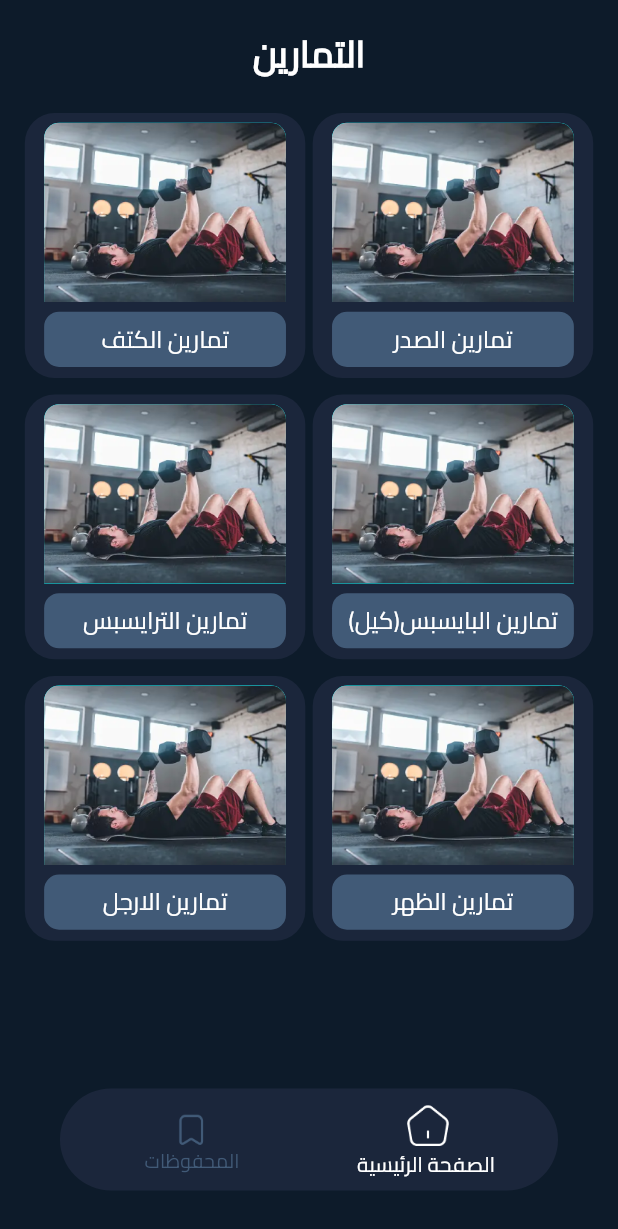
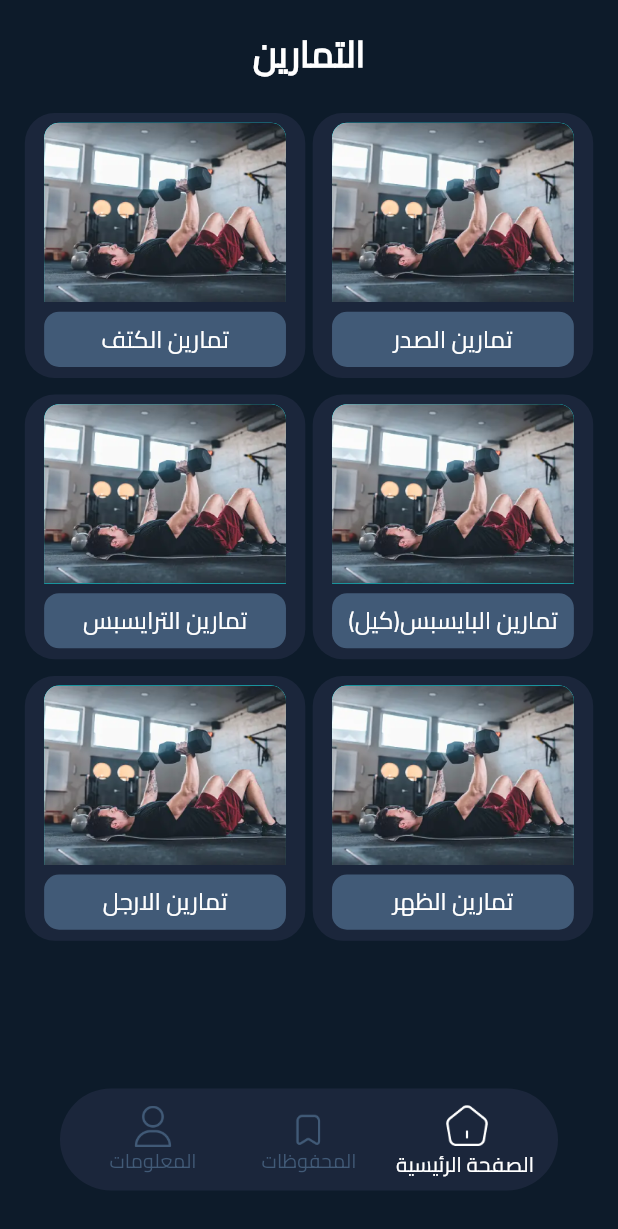
Before and after one commit to btar666/gym, a Flutter app: the screen it shows after launch, on a phone screen of 412 x 824 dp. Shown: the top 1229 px of the screen. Run offline on Flutter 3.47's test engine with Material 3 defaults, Android fonts, the phone set to English and light mode, and no system bars; our stand-ins replace dot_navigation_bar, flutter_keyboard_visibility, flutter_screenutil, font_awesome_flutter, get, get_storage and 1 more; missing offline and left inert: flutter_gif, gif_view.

Commit message:
First commit

```diff
--- a/lib/main.dart
+++ b/lib/main.dart
@@ -3,6 +3,7 @@ import 'package:flutter_keyboard_visibility/flutter_keyboard_visibility.dart';
 import 'package:flutter_screenutil/flutter_screenutil.dart';
 import 'package:get/get_navigation/src/root/get_material_app.dart';
 import 'package:get_storage/get_storage.dart';
+import 'package:gym/core/local/app_color.dart';
 import 'package:gym/view/home/home_sc.dart';
 import 'core/local/theme.dart';
 
@@ -29,7 +30,12 @@ class MyApp extends StatelessWidget {
             home: HomeSc(),
             locale: const Locale('ar'),
             debugShowCheckedModeBanner: false,
-            theme: getThemeData(),
+            theme: ThemeData(
+    fontFamily: 'cairo',
+    scaffoldBackgroundColor:AppColor.backgroundColor,
+    primaryColor: AppColor.primaryColor,
+    cardColor: AppColor.secondColor
+  ),
           );
         },
         designSize: const Size(414, 896));
--- a/lib/view/home/home_sc.dart
+++ b/lib/view/home/home_sc.dart
@@ -5,57 +5,72 @@ import 'package:font_awesome_flutter/font_awesome_flutter.dart';
 import 'package:get/get.dart';
 import 'package:get/get_core/src/get_main.dart';
 import 'package:gym/core/local/app_color.dart';
+import 'package:gym/view/home/acount.dart';
 import 'package:gym/view/home/save_page.dart';
 
 import '../../controller/home_controller.dart';
 import 'home_page.dart';
 
 class HomeSc extends StatelessWidget {
-
   HomeController homeController = Get.put(HomeController());
   @override
   Widget build(BuildContext context) {
     return Scaffold(
       body: GetBuilder<HomeController>(
-        builder:(ctrl) => SafeArea(
+        builder: (ctrl) => SafeArea(
             child: Stack(
           alignment: Alignment.bottomCenter,
           children: [
             const SizedBox(width: double.infinity),
-            [HomePage(),SavePage()][homeController.index],
+            [const HomePage(), SavePage(), Account()][homeController.index],
             _navBar()
           ],
         )),
       ),
     );
   }
-  _navBar(){
-    itemInNavBar(String name ,int index,String text){
+
+  _navBar() {
+    itemInNavBar(String name, int index, String text) {
       return GetBuilder<HomeController>(
-        builder:(ctrl)=> Expanded(
+        builder: (ctrl) => Expanded(
             child: InkWell(
           highlightColor: Colors.transparent,
           focusColor: Colors.transparent,
           hoverColor: Colors.transparent,
           splashColor: Colors.transparent,
-              onTap: (){homeController.index = index; homeController.update();homeController.selectedId = -1;},
+          onTap: () {
+            homeController.index = index;
+            homeController.update();
+            homeController.selectedId = -1;
+          },
           child: Column(
             children: [
               Image(
                   image: AssetImage('assets/icon/$name.png'),
-                    color: homeController.index == index ?Colors.white:AppColor.secondColor,
-                    height: homeController.index == index ?34.h:30.h,
-                    width:  homeController.index == index ?34.w:30.w
-                  ),
-                  Text(text,style: TextStyle(color: homeController.index == index ?Colors.white:AppColor.secondColor,fontWeight: FontWeight.w500,fontSize:  homeController.index == index ?14:13),)
+                  color: homeController.index == index
+                      ? Colors.white
+                      : AppColor.secondColor,
+                  height: homeController.index == index ? 34.h : 30.h,
+                  width: homeController.index == index ? 34.w : 30.w),
+              Text(
+                text,
+                style: TextStyle(
+                    color: homeController.index == index
+                        ? Colors.white
+                        : AppColor.secondColor,
+                    fontWeight: FontWeight.w500,
+                    fontSize: homeController.index == index ? 14 : 13),
+              )
             ],
           ),
         )),
       );
     }
+
     return Container(
       margin: EdgeInsets.only(bottom: 33.h),
-      padding: EdgeInsets.only(right: 10.w,left: 10.w),
+      padding: EdgeInsets.only(right: 10.w, left: 10.w),
       height: 68,
       width: 332,
       decoration: BoxDecoration(
@@ -67,9 +82,10 @@ class HomeSc extends StatelessWidget {
           Row(
             crossAxisAlignment: CrossAxisAlignment.center,
             children: [
-              itemInNavBar("home",0,"الصفحة الرئيسية"),
-              itemInNavBar("save",1,"المحفوظات"),
-              // itemInNavBar("timer",2,"المؤقت"),
+              itemInNavBar("home", 0, "الصفحة الرئيسية"),
+              itemInNavBar("save", 1, "المحفوظات"),
+              //itemInNavBar("timer", 2, "المؤقت"),
+              itemInNavBar("user", 2, "المعلومات"),
             ],
           ),
           // SizedBox(height: 8.h),
@@ -78,3 +94,5 @@ class HomeSc extends StatelessWidget {
     );
   }
 }
+
+//acount() {}
```
Also changed, not shown: lib/view/home/acount.dart (added, +20 -0 lines), assets/icon/user.png (added), 1 other file. Lines whose indentation alone changed are shown as unchanged.
